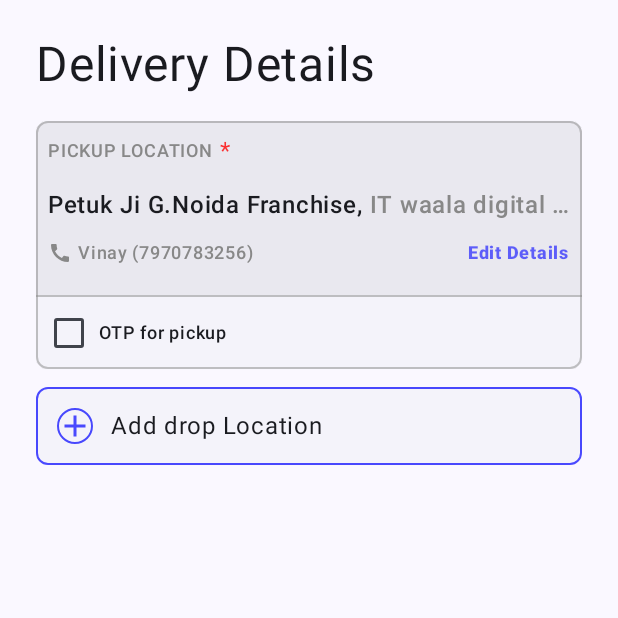
After one commit to sourabhkumar47/PickUpandDrop, an Android app built with Jetpack Compose: the DeliveryDetailsActivity screen opened directly, with no data from a screen before it, on a phone screen of 412 x 824 dp, the top half of it. The commit adds this screen. Run offline under Robolectric (Android 15) with nearby library versions, the phone set to English and light mode, and no system bars.

Commit message:
refactor - improved folder structure

```diff
--- a/app/build.gradle.kts
+++ b/app/build.gradle.kts
@@ -60,11 +60,13 @@ dependencies {
     implementation("androidx.compose.ui:ui-tooling-preview")
     implementation("androidx.compose.material3:material3")
     implementation(platform("androidx.compose:compose-bom:2023.08.00"))
+    implementation(platform("androidx.compose:compose-bom:2023.08.00"))
     testImplementation("junit:junit:4.13.2")
     androidTestImplementation("androidx.test.ext:junit:1.1.5")
     androidTestImplementation("androidx.test.espresso:espresso-core:3.5.1")
     androidTestImplementation(platform("androidx.compose:compose-bom:2023.08.00"))
     androidTestImplementation("androidx.compose.ui:ui-test-junit4")
+    androidTestImplementation(platform("androidx.compose:compose-bom:2023.08.00"))
     androidTestImplementation(platform("androidx.compose:compose-bom:2023.08.00"))
     debugImplementation("androidx.compose.ui:ui-tooling")
     debugImplementation("androidx.compose.ui:ui-test-manifest")
@@ -73,4 +75,8 @@ dependencies {
 
     //Compose Navigation
     implementation ("androidx.navigation:navigation-compose:2.7.7")
+
+    // google maps
+    implementation ("com.google.maps.android:maps-compose:4.3.3")
+    implementation("com.google.android.gms:play-services-maps:18.2.0")
 }
--- /dev/null
+++ b/app/src/main/java/com/example/pickupanddrop/delivery/components/CardViews.kt
@@ -0,0 +1,193 @@
+package com.example.pickupanddrop.delivery.components
+
+import androidx.compose.foundation.background
+import androidx.compose.foundation.border
+import androidx.compose.foundation.clickable
+import androidx.compose.foundation.layout.Arrangement
+import androidx.compose.foundation.layout.Column
+import androidx.compose.foundation.layout.Row
+import androidx.compose.foundation.layout.Spacer
+import androidx.compose.foundation.layout.fillMaxWidth
+import androidx.compose.foundation.layout.height
+import androidx.compose.foundation.layout.padding
+import androidx.compose.foundation.layout.size
+import androidx.compose.foundation.layout.width
+import androidx.compose.foundation.shape.CircleShape
+import androidx.compose.foundation.shape.RoundedCornerShape
+import androidx.compose.material.icons.Icons
+import androidx.compose.material.icons.filled.Add
+import androidx.compose.material.icons.filled.Call
+import androidx.compose.material3.Checkbox
+import androidx.compose.material3.ElevatedCard
+import androidx.compose.material3.Icon
+import androidx.compose.material3.MaterialTheme
+import androidx.compose.material3.Text
+import androidx.compose.runtime.Composable
+import androidx.compose.runtime.mutableStateOf
+import androidx.compose.runtime.saveable.rememberSaveable
+import androidx.compose.ui.Alignment
+import androidx.compose.ui.Modifier
+import androidx.compose.ui.graphics.Color
+import androidx.compose.ui.text.font.FontWeight
+import androidx.compose.ui.text.style.TextOverflow
+import androidx.compose.ui.tooling.preview.Preview
+import androidx.compose.ui.unit.dp
+
+
+@Composable
+fun PickUpLocationCard(
+    modifier: Modifier = Modifier,
+    franchiseName: String,
+    franchiseLocation: String,
+    ownerName: String,
+    ownerPhoneNo: String
+) {
+
+    val labelFontWeight = MaterialTheme.typography.labelMedium.fontWeight
+
+    ElevatedCard(
+        modifier = modifier.border(1.dp, Color.Gray.copy(0.5f), RoundedCornerShape(8.dp)),
+        shape = RoundedCornerShape(8.dp),
+
+        ) {
+        Column() {
+            // pick up location and owner details
+            Column(
+                modifier = Modifier
+                    .fillMaxWidth()
+                    .background(Color.Gray.copy(0.1f))
+                    .padding(8.dp)
+            ) {
+                Row {
+                    Text(
+                        text = "PICKUP LOCATION",
+                        fontSize = MaterialTheme.typography.labelMedium.fontSize,
+                        fontStyle = MaterialTheme.typography.labelMedium.fontStyle,
+                        fontWeight = labelFontWeight,
+                        color = Color.Gray
+                    )
+                    Text(text = " *", color = Color.Red.copy(0.8f))
+                }
+
+                Spacer(modifier = Modifier.height(12.dp))
+
+                // franchise name and its location
+                Row {
+                    Text(
+                        text = "$franchiseName, ",
+                        fontWeight = MaterialTheme.typography.labelMedium.fontWeight
+                    )
+                    Text(
+                        text = franchiseLocation,
+                        fontStyle = MaterialTheme.typography.labelMedium.fontStyle,
+                        fontWeight = MaterialTheme.typography.labelMedium.fontWeight,
+                        color = Color.Gray,
+                        maxLines = 1,
+                        overflow = TextOverflow.Ellipsis
+                    )
+                }
+
+                Spacer(modifier = Modifier.height(8.dp))
+
+                // owner name, phone no, and edit details option
+                Row(verticalAlignment = Alignment.CenterVertically) {
+                    Icon(
+                        modifier = Modifier.size(16.dp),
+                        imageVector = Icons.Filled.Call,
+                        contentDescription = "phone no of owner",
+                        tint = Color.Gray
+                    )
+                    Spacer(modifier = Modifier.width(4.dp))
+                    // owner name and phone no
+                    Text(
+                        text = "$ownerName ($ownerPhoneNo)",
+                        color = Color.Gray,
+                        fontWeight = labelFontWeight,
+                        fontStyle = MaterialTheme.typography.labelMedium.fontStyle,
+                        fontSize = MaterialTheme.typography.labelMedium.fontSize
+                    )
+                    Spacer(modifier = Modifier.weight(1f))
+                    // edit details
+                    Text(
+                        modifier = Modifier.clickable { },
+                        text = "Edit Details",
+                        fontWeight = FontWeight(800),
+                        fontSize = MaterialTheme.typography.labelMedium.fontSize,
+                        color = Color.Blue.copy(0.6f)
+                    )
+                }
+                Spacer(modifier = Modifier.height(8.dp))
+            }
+
+            Column(
+                modifier = Modifier
+                    .fillMaxWidth()
+                    .height(1.dp)
+                    .background(Color.Gray.copy(0.5f))
+            ) {}
+
+            // OTP
+            val checkedStateForOTP = rememberSaveable {
+                mutableStateOf(false)
+            }
+            Row(
+                modifier = Modifier.padding(horizontal = 14.dp, vertical = 12.dp),
+                verticalAlignment = Alignment.CenterVertically
+            ) {
+                Checkbox(
+                    modifier = Modifier.size(16.dp),
+                    checked = checkedStateForOTP.value, onCheckedChange = {
+                        checkedStateForOTP.value = it
+                    })
+                Spacer(modifier = Modifier.width(12.dp))
+                Text(
+                    text = "OTP for pickup",
+                    fontSize = MaterialTheme.typography.labelMedium.fontSize,
+                    fontWeight = labelFontWeight,
+                    fontStyle = MaterialTheme.typography.labelMedium.fontStyle
+                )
+            }
+        }
+
+    }
+}
+
+@Composable
+fun DropLocationCard(modifier: Modifier = Modifier) {
+    val blueBorderColor = Color.Blue.copy(0.7f)
+    ElevatedCard(
+        modifier = modifier.border(1.dp, blueBorderColor, RoundedCornerShape(8.dp))
+    ) {
+        Row(
+            modifier = Modifier.padding(14.dp),
+            verticalAlignment = Alignment.CenterVertically,
+            horizontalArrangement = Arrangement.spacedBy(12.dp)
+        ) {
+            Column(modifier = Modifier.border(1.dp, blueBorderColor, CircleShape)) {
+                Icon(
+                    imageVector = Icons.Filled.Add,
+                    contentDescription = "add drop location",
+                    tint = blueBorderColor
+                )
+            }
+            Text(text = "Add drop Location")
+        }
+    }
+}
+
+@Preview
+@Composable
+fun DropLocationCardPreview() {
+    DropLocationCard()
+}
+
+@Preview
+@Composable
+fun PickUpLocationCardPreview() {
+    PickUpLocationCard(
+        franchiseName = "Petuk Ji G.Noida Franchise",
+        franchiseLocation = "IT waala digital success D, 296 Greater Noida Wandra",
+        ownerName = "Vinay",
+        ownerPhoneNo = "7970783256"
+    )
+}
--- /dev/null
+++ b/app/src/main/java/com/example/pickupanddrop/delivery/presentation/deliveryDetails/DeliveryDetailsActivity.kt
@@ -0,0 +1,19 @@
+package com.example.pickupanddrop.delivery.presentation.deliveryDetails
+
+import android.os.Bundle
+import androidx.activity.ComponentActivity
+import androidx.activity.compose.setContent
+import com.example.pickupanddrop.delivery.presentation.deliveryDetails.DeliveryDetailsScreen
+import com.example.pickupanddrop.ui.theme.PickUpandDropTheme
+
+class DeliveryDetailsActivity : ComponentActivity() {
+    override fun onCreate(savedInstanceState: Bundle?) {
+        super.onCreate(savedInstanceState)
+        setContent {
+            PickUpandDropTheme {
+                // A surface container using the 'background' color from the theme
+                DeliveryDetailsScreen()
+            }
+        }
+    }
+}
--- a/app/src/main/java/com/example/pickupanddrop/presentation/DeliveryDetailsScreen.kt
+++ b/app/src/main/java/com/example/pickupanddrop/delivery/presentation/deliveryDetails/DeliveryDetailsScreen.kt
@@ -1,4 +1,4 @@
-package com.example.pickupanddrop.presentation
+package com.example.pickupanddrop.delivery.presentation.deliveryDetails
 
 import androidx.compose.foundation.clickable
 import androidx.compose.foundation.layout.Column
@@ -13,8 +13,8 @@ import androidx.compose.material3.Text
 import androidx.compose.runtime.Composable
 import androidx.compose.ui.Modifier
 import androidx.compose.ui.unit.dp
-import com.example.pickupanddrop.common.DropLocationCard
-import com.example.pickupanddrop.common.PickUpLocationCard
+import com.example.pickupanddrop.delivery.components.DropLocationCard
+import com.example.pickupanddrop.delivery.components.PickUpLocationCard
 
 @Composable
 fun DeliveryDetailsScreen() {
--- a/app/src/main/java/com/example/pickupanddrop/presentation/HomeScreen.kt
+++ b/app/src/main/java/com/example/pickupanddrop/presentation/HomeScreen.kt
@@ -29,10 +29,10 @@ import androidx.compose.ui.res.painterResource
 import androidx.compose.ui.text.font.FontWeight
 import androidx.compose.ui.tooling.preview.Preview
 import androidx.compose.ui.unit.dp
-import com.example.pickupanddrop.DeliveryDetails
 import com.example.pickupanddrop.R
 import com.example.pickupanddrop.common.ButtonwithIcon
 import com.example.pickupanddrop.common.ClickableCard
+import com.example.pickupanddrop.delivery.presentation.deliveryDetails.DeliveryDetailsActivity
 
 @Composable
 fun HomeScreen(
@@ -86,7 +86,7 @@ fun HomeScreen(
                     text = "Create a new order",
                     tint = Color.White,
                     onClick = {
-                        context.startActivity(Intent(context, DeliveryDetails::class.java))
+                        context.startActivity(Intent(context, DeliveryDetailsActivity::class.java))
                     },
                     modifier = Modifier
                         .fillMaxWidth()
--- a/app/src/main/res/values/strings.xml
+++ b/app/src/main/res/values/strings.xml
@@ -1,4 +1,5 @@
 <resources>
     <string name="app_name">PickUpandDrop</string>
     <string name="title_activity_delivery_details">DeliveryDetails</string>
+    <string name="title_activity_choose_drop_location">ChooseDropLocationActivity</string>
 </resources>
```
Also changed, not shown: app/src/main/AndroidManifest.xml (+10 -1 lines), app/src/main/java/com/example/pickupanddrop/common/Card.kt (+0 -159 lines), app/src/main/java/com/example/pickupanddrop/delivery/presentation/locationAndMaps/ChooseDropLocationActivity.kt (renamed from app/src/main/java/com/example/pickupanddrop/DeliveryDetails.kt, +8 -20 lines).
